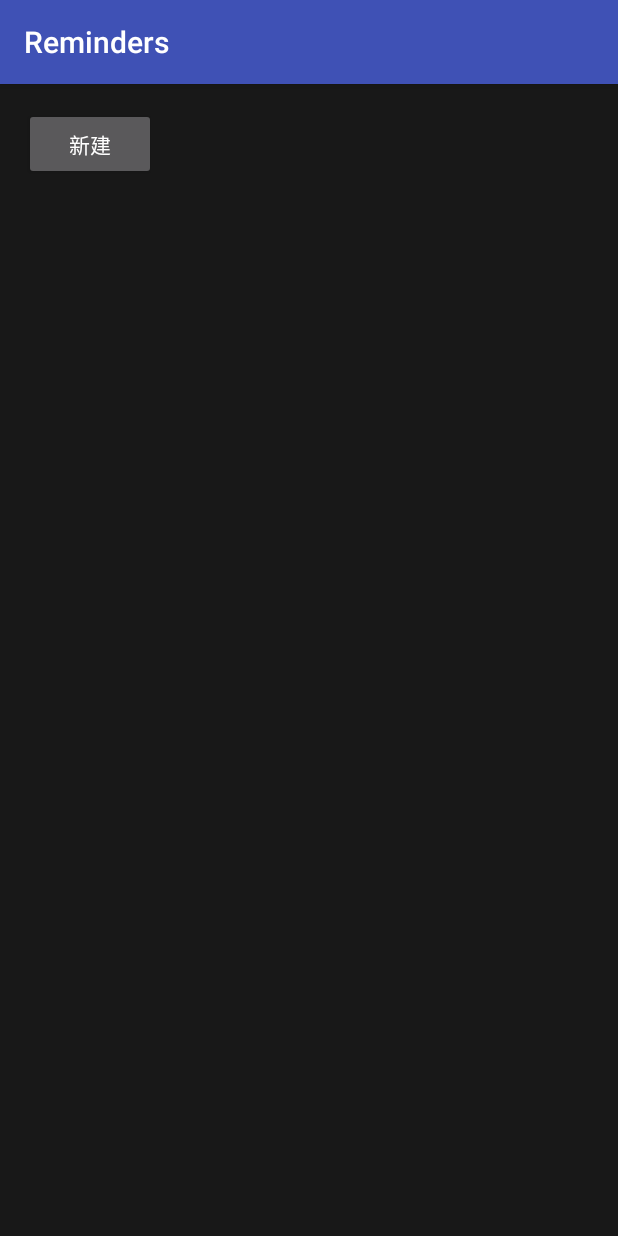
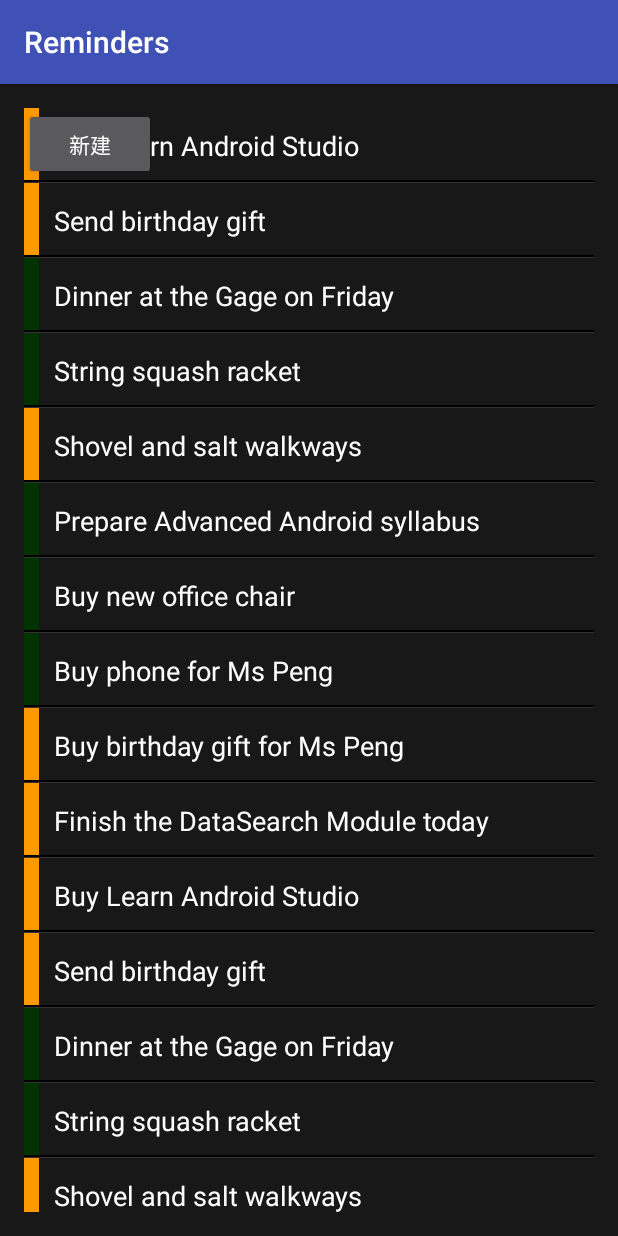
Before and after one commit to beforeusee/Reminders, an Android app: the screen it shows after launch (RemindersActivity), on a phone screen of 412 x 824 dp. Run offline under Robolectric (Android 15) with nearby library versions, the phone set to English and light mode, and no system bars.

Commit message:
Adds Example reminders

```diff
--- a/app/src/main/java/cn/edu/buaa/a103/reminders/RemindersActivity.java
+++ b/app/src/main/java/cn/edu/buaa/a103/reminders/RemindersActivity.java
@@ -22,12 +22,22 @@ public class RemindersActivity extends AppCompatActivity {
         mDbAdapter=new RemindersDbAdapter(this);
         mDbAdapter.open();
 
+        if (savedInstanceState==null){
+            //清楚所有数据
+            mDbAdapter.deleteAllReminders();
+            //Add some data
+            insertSomeReminders();
+
+        }
+
         Cursor cursor=mDbAdapter.fetchAllReminders();
 
+        //from columns defined in the db
         String[] from=new String[]{
                 RemindersDbAdapter.COL_CONTENT
         };
 
+        //to the ids of views in the layout
         int[] to=new int[]{R.id.row_text};
 
         mCursorAdapter=new ReminderSimpleCursorAdapter(RemindersActivity.this,R.layout.reminders_row,
@@ -36,6 +46,43 @@ public class RemindersActivity extends AppCompatActivity {
 //        ArrayAdapter<String> arrayAdapter=new ArrayAdapter<String>(this,R.layout.reminders_row,R.id.row_text,
 //                new String[]{"first record","second record","third record"});
 
+        //the cursorAdapter(controller) is now updating the listView(view) with data from the db(model)
         mListView.setAdapter(mCursorAdapter);
+
+        //Abbreviated for brevity
+
+    }
+
+    private void insertSomeReminders() {
+        mDbAdapter.createReminder("Buy Learn Android Studio",true);
+        mDbAdapter.createReminder("Send birthday gift",true);
+        mDbAdapter.createReminder("Dinner at the Gage on Friday",false);
+        mDbAdapter.createReminder("String squash racket",false);
+        mDbAdapter.createReminder("Shovel and salt walkways",true);
+        mDbAdapter.createReminder("Prepare Advanced Android syllabus",false);
+        mDbAdapter.createReminder("Buy new office chair",false);
+        mDbAdapter.createReminder("Buy phone for Ms Peng",false);
+        mDbAdapter.createReminder("Buy birthday gift for Ms Peng",true);
+        mDbAdapter.createReminder("Finish the DataSearch Module today",true);
+        mDbAdapter.createReminder("Buy Learn Android Studio",true);
+        mDbAdapter.createReminder("Send birthday gift",true);
+        mDbAdapter.createReminder("Dinner at the Gage on Friday",false);
+        mDbAdapter.createReminder("String squash racket",false);
+        mDbAdapter.createReminder("Shovel and salt walkways",true);
+        mDbAdapter.createReminder("Prepare Advanced Android syllabus",false);
+        mDbAdapter.createReminder("Buy new office chair",false);
+        mDbAdapter.createReminder("Buy phone for Ms Peng",false);
+        mDbAdapter.createReminder("Buy birthday gift for Ms Peng",true);
+        mDbAdapter.createReminder("Finish the DataSearch Module today",true);
+        mDbAdapter.createReminder("Buy Learn Android Studio",true);
+        mDbAdapter.createReminder("Send birthday gift",true);
+        mDbAdapter.createReminder("Dinner at the Gage on Friday",false);
+        mDbAdapter.createReminder("String squash racket",false);
+        mDbAdapter.createReminder("Shovel and salt walkways",true);
+        mDbAdapter.createReminder("Prepare Advanced Android syllabus",false);
+        mDbAdapter.createReminder("Buy new office chair",false);
+        mDbAdapter.createReminder("Buy phone for Ms Peng",false);
+        mDbAdapter.createReminder("Buy birthday gift for Ms Peng",true);
+        mDbAdapter.createReminder("Finish the DataSearch Module today",true);
     }
 }
```
